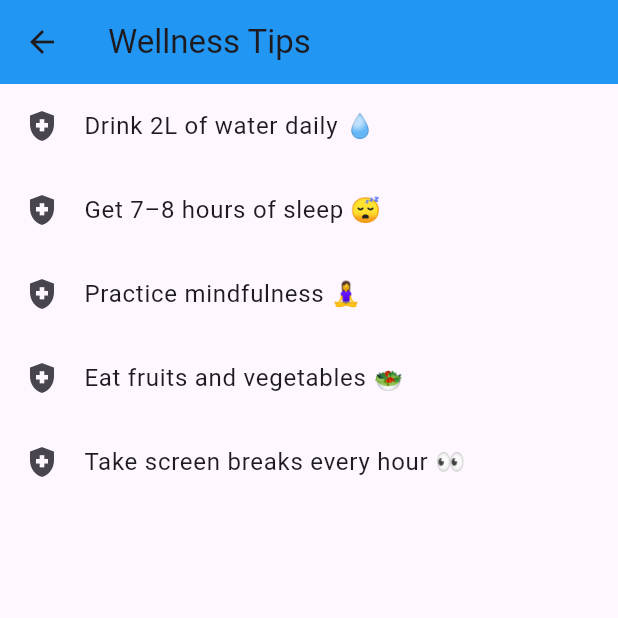
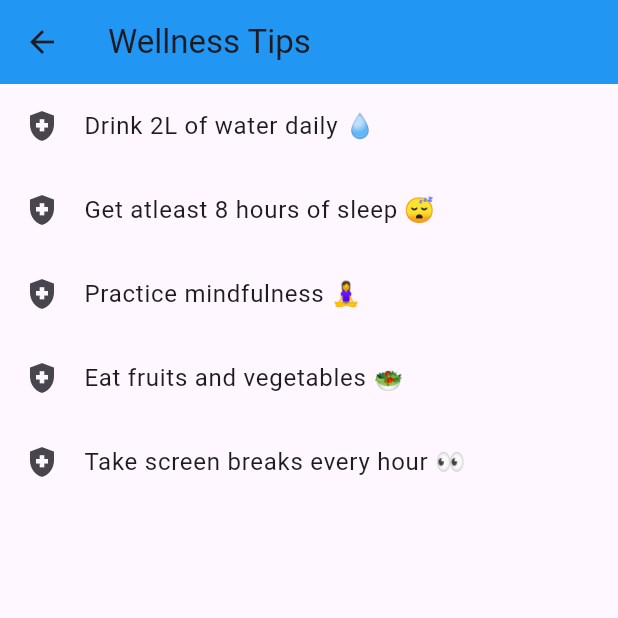
Before and after one commit to Wendy-Okoth/HealthHub, a Flutter app: the TipsScreen screen opened directly, on a phone screen of 412 x 824 dp, the top half of it. Run offline on Flutter 3.47's test engine with Material 3 defaults, Android fonts, the phone set to English and light mode, and no system bars; our stand-ins replace fl_chart, flutter_local_notifications, geolocator, google_maps_flutter, pedometer, supabase_flutter and 1 more; accounts and stored records are empty; statements that could not run were skipped.

Commit message:
Make some updates on sleep tracker

```diff
--- a/lib/screens/tips_screen.dart
+++ b/lib/screens/tips_screen.dart
@@ -3,7 +3,7 @@ import 'package:flutter/material.dart';
 class TipsScreen extends StatelessWidget {
   final List<String> tips = [
     'Drink 2L of water daily 💧',
-    'Get 7–8 hours of sleep 😴',
+    'Get atleast 8 hours of sleep 😴',
     'Practice mindfulness 🧘‍♀️',
     'Eat fruits and vegetables 🥗',
     'Take screen breaks every hour 👀',
```
